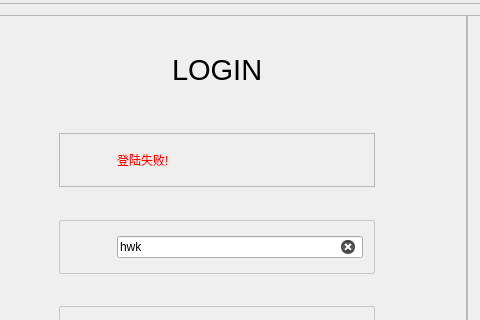
First picture: the form in src/disk_client_gui/login_gui.ui, repository 1727370054/OrionLink, before the edit; both pictures show x 183 to 663 and y 128 to 448 of the 1300 by 800 pixel window.
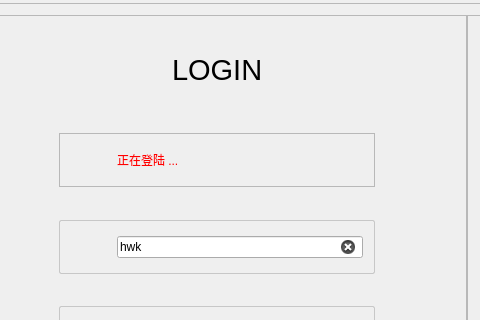
Second picture: the form after the edit. Icons and pictures are not drawn.

Diff of the .ui file:
```diff
--- a/src/disk_client_gui/login_gui.ui
+++ b/src/disk_client_gui/login_gui.ui
@@ -497,7 +497,7 @@
 font: 12pt &quot;黑体&quot;;</string>
                              </property>
                              <property name="text">
-                              <string>登陆失败!</string>
+                              <string>正在登陆 ...</string>
                              </property>
                             </widget>
                            </item>
```
